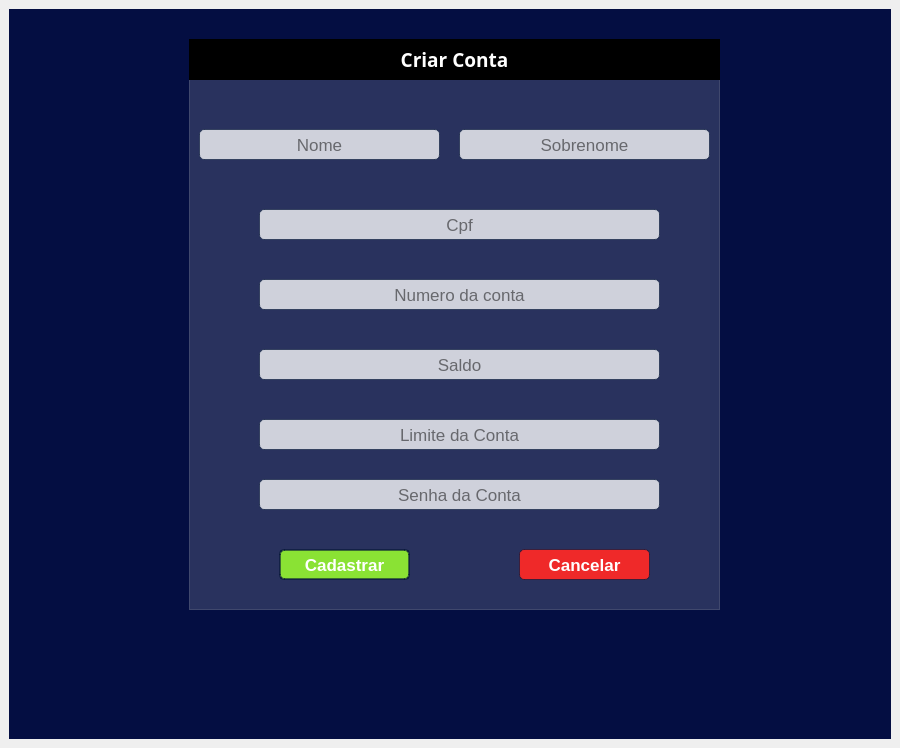
First picture: the form in Telas/tela_cadastro.ui, repository David-Marcoss/POO2_Trabalho, before the edit.
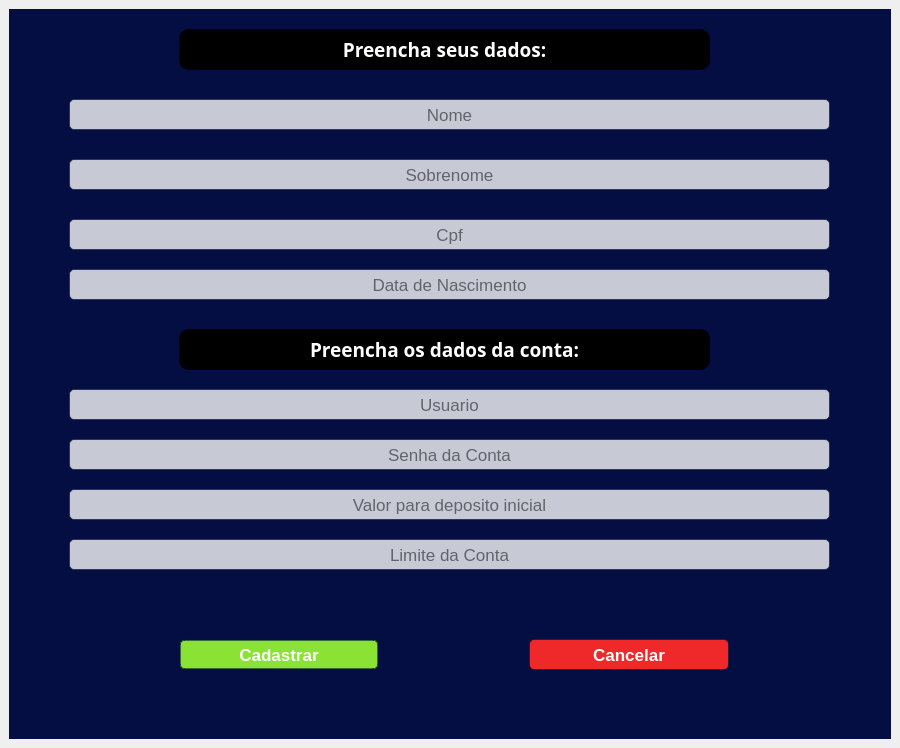
Second picture: the form after the edit.

Commit message: -  Implementação do banco de dados do sistema

The edit to the form file:
```diff
--- a/Telas/tela_cadastro.ui
+++ b/Telas/tela_cadastro.ui
@@ -57,30 +57,12 @@
       <property name="lineWidth">
        <number>0</number>
       </property>
-      <widget class="QFrame" name="frame_2">
-       <property name="geometry">
-        <rect>
-         <x>180</x>
-         <y>70</y>
-         <width>531</width>
-         <height>531</height>
-        </rect>
-       </property>
-       <property name="styleSheet">
-        <string notr="true">background-color:rgba(255, 253, 253, 38);</string>
-       </property>
-       <property name="frameShape">
-        <enum>QFrame::StyledPanel</enum>
-       </property>
-       <property name="frameShadow">
-        <enum>QFrame::Raised</enum>
-       </property>
        <widget class="QLineEdit" name="lineEdit">
         <property name="geometry">
          <rect>
-          <x>10</x>
-          <y>50</y>
-          <width>241</width>
+         <x>60</x>
+         <y>90</y>
+         <width>761</width>
           <height>31</height>
          </rect>
         </property>
@@ -105,9 +87,9 @@
        <widget class="QLineEdit" name="lineEdit_2">
         <property name="geometry">
          <rect>
-          <x>270</x>
-          <y>50</y>
-          <width>251</width>
+         <x>60</x>
+         <y>150</y>
+         <width>761</width>
           <height>31</height>
          </rect>
         </property>
@@ -135,9 +117,9 @@
        <widget class="QLineEdit" name="lineEdit_3">
         <property name="geometry">
          <rect>
-          <x>70</x>
-          <y>130</y>
-          <width>401</width>
+         <x>60</x>
+         <y>210</y>
+         <width>761</width>
           <height>31</height>
          </rect>
         </property>
@@ -166,9 +148,9 @@
        <widget class="QLineEdit" name="lineEdit_4">
         <property name="geometry">
          <rect>
-          <x>70</x>
-          <y>200</y>
-          <width>401</width>
+         <x>60</x>
+         <y>260</y>
+         <width>761</width>
           <height>31</height>
          </rect>
         </property>
@@ -190,15 +172,42 @@
          <set>Qt::AlignCenter</set>
         </property>
         <property name="placeholderText">
-         <string>Numero da conta</string>
+        <string>Data de Nascimento</string>
+       </property>
+      </widget>
+      <widget class="QLineEdit" name="lineEdit_8">
+       <property name="geometry">
+        <rect>
+         <x>60</x>
+         <y>480</y>
+         <width>761</width>
+         <height>31</height>
+        </rect>
+       </property>
+       <property name="font">
+        <font>
+         <pointsize>13</pointsize>
+        </font>
+       </property>
+       <property name="styleSheet">
+        <string notr="true">border-radius: 5px;
+background-color: rgba(255, 255, 255, 198);
+border: 1px solid rgba(3, 20, 52, 150);
+color: rgb(0, 0, 0);</string>
+       </property>
+       <property name="alignment">
+        <set>Qt::AlignCenter</set>
+       </property>
+       <property name="placeholderText">
+        <string>Valor para deposito inicial</string>
         </property>
        </widget>
        <widget class="QLineEdit" name="lineEdit_6">
         <property name="geometry">
          <rect>
-          <x>70</x>
-          <y>340</y>
-          <width>401</width>
+         <x>60</x>
+         <y>530</y>
+         <width>761</width>
           <height>31</height>
          </rect>
         </property>
@@ -220,45 +229,12 @@
          <string>Limite da Conta</string>
         </property>
        </widget>
-       <widget class="QLineEdit" name="lineEdit_7">
-        <property name="geometry">
-         <rect>
-          <x>70</x>
-          <y>400</y>
-          <width>401</width>
-          <height>31</height>
-         </rect>
-        </property>
-        <property name="font">
-         <font>
-          <pointsize>13</pointsize>
-         </font>
-        </property>
-        <property name="styleSheet">
-         <string notr="true">border-radius: 5px;
-background-color: rgba(255, 255, 255, 198);
-border: 1px solid rgba(3, 20, 52, 150);
-color: rgb(0, 0, 0);</string>
-        </property>
-        <property name="maxLength">
-         <number>16</number>
-        </property>
-        <property name="echoMode">
-         <enum>QLineEdit::Normal</enum>
-        </property>
-        <property name="alignment">
-         <set>Qt::AlignCenter</set>
-        </property>
-        <property name="placeholderText">
-         <string>Senha da Conta</string>
-        </property>
-       </widget>
        <widget class="QPushButton" name="pushButton">
         <property name="geometry">
          <rect>
-          <x>90</x>
-          <y>470</y>
-          <width>131</width>
+         <x>170</x>
+         <y>630</y>
+         <width>200</width>
           <height>31</height>
          </rect>
         </property>
@@ -292,9 +268,9 @@
        <widget class="QPushButton" name="pushButton_2">
         <property name="geometry">
          <rect>
-          <x>330</x>
-          <y>470</y>
-          <width>131</width>
+         <x>520</x>
+         <y>630</y>
+         <width>200</width>
           <height>31</height>
          </rect>
         </property>
@@ -324,39 +300,11 @@
          <string>Cancelar</string>
         </property>
        </widget>
-       <widget class="QLineEdit" name="lineEdit_8">
-        <property name="geometry">
-         <rect>
-          <x>70</x>
-          <y>270</y>
-          <width>401</width>
-          <height>31</height>
-         </rect>
-        </property>
-        <property name="font">
-         <font>
-          <pointsize>13</pointsize>
-         </font>
-        </property>
-        <property name="styleSheet">
-         <string notr="true">border-radius: 5px;
-background-color: rgba(255, 255, 255, 198);
-border: 1px solid rgba(3, 20, 52, 150);
-color: rgb(0, 0, 0);</string>
-        </property>
-        <property name="alignment">
-         <set>Qt::AlignCenter</set>
-        </property>
-        <property name="placeholderText">
-         <string>Saldo</string>
-        </property>
-       </widget>
-      </widget>
       <widget class="QLabel" name="label">
        <property name="geometry">
         <rect>
-         <x>180</x>
-         <y>30</y>
+         <x>170</x>
+         <y>20</y>
          <width>531</width>
          <height>41</height>
         </rect>
@@ -371,15 +319,99 @@
        </property>
        <property name="styleSheet">
         <string notr="true">background-color: rgb(0, 0, 0);
+border-radius: 10px;
 </string>
        </property>
        <property name="text">
-        <string>Criar Conta</string>
+        <string>Preencha seus dados:</string>
        </property>
        <property name="alignment">
         <set>Qt::AlignCenter</set>
        </property>
       </widget>
+      <widget class="QLabel" name="label_2">
+       <property name="geometry">
+        <rect>
+         <x>170</x>
+         <y>320</y>
+         <width>531</width>
+         <height>41</height>
+        </rect>
+       </property>
+       <property name="font">
+        <font>
+         <family>Sans Serif</family>
+         <pointsize>14</pointsize>
+         <weight>75</weight>
+         <bold>true</bold>
+        </font>
+       </property>
+       <property name="styleSheet">
+        <string notr="true">background-color: rgb(0, 0, 0);
+border-radius: 10px;
+</string>
+       </property>
+       <property name="text">
+        <string>Preencha os dados da conta:</string>
+       </property>
+       <property name="alignment">
+        <set>Qt::AlignCenter</set>
+       </property>
+      </widget>
+      <widget class="QLineEdit" name="lineEdit_7">
+       <property name="geometry">
+        <rect>
+         <x>60</x>
+         <y>380</y>
+         <width>761</width>
+         <height>31</height>
+        </rect>
+       </property>
+       <property name="font">
+        <font>
+         <pointsize>13</pointsize>
+        </font>
+       </property>
+       <property name="styleSheet">
+        <string notr="true">border-radius: 5px;
+background-color: rgba(255, 255, 255, 198);
+border: 1px solid rgba(3, 20, 52, 150);
+color: rgb(0, 0, 0);</string>
+       </property>
+       <property name="alignment">
+        <set>Qt::AlignCenter</set>
+       </property>
+       <property name="placeholderText">
+        <string>Usuario</string>
+       </property>
+      </widget>
+      <widget class="QLineEdit" name="lineEdit_15">
+       <property name="geometry">
+        <rect>
+         <x>60</x>
+         <y>430</y>
+         <width>761</width>
+         <height>31</height>
+        </rect>
+       </property>
+       <property name="font">
+        <font>
+         <pointsize>13</pointsize>
+        </font>
+       </property>
+       <property name="styleSheet">
+        <string notr="true">border-radius: 5px;
+background-color: rgba(255, 255, 255, 198);
+border: 1px solid rgba(3, 20, 52, 150);
+color: rgb(0, 0, 0);</string>
+       </property>
+       <property name="alignment">
+        <set>Qt::AlignCenter</set>
+       </property>
+       <property name="placeholderText">
+        <string>Senha da Conta</string>
+       </property>
+      </widget>
      </widget>
     </item>
    </layout>
```
Lines whose indentation alone changed are shown as unchanged. The commit also changes 12 other files.
